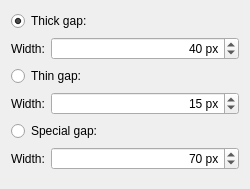
Before: the Qt Designer form plugins/tools/tool_knife/KisToolKnifeOptionsWidget.ui in KDE/krita, drawn with Qt 5.
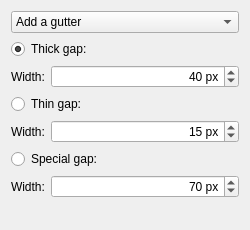
After: the same form once the commit is applied.

Commit message:
First version of remove gutter in the Knife Tool
Before this commit, there was no way to remove a gutter from
between vector shapes that was added with the Knife Tool
(or just manually). The user would have to recreate the shape
manually if they couldn't undo anymore.
This commit adds a feature to remove a gutter automatically.
The feature doesn't work fully correctly yet, but it should handle
the most basic of cases.

Patch:
```diff
--- a/plugins/tools/tool_knife/KisToolKnifeOptionsWidget.ui
+++ b/plugins/tools/tool_knife/KisToolKnifeOptionsWidget.ui
@@ -11,10 +11,27 @@
     <x>0</x>
     <y>0</y>
     <width>250</width>
-    <height>189</height>
+    <height>230</height>
    </rect>
   </property>
   <layout class="QVBoxLayout" name="verticalLayout_2">
+   <item>
+    <widget class="QComboBox" name="comboBox">
+     <property name="modelColumn">
+      <number>0</number>
+     </property>
+     <item>
+      <property name="text">
+       <string>Add a gutter</string>
+      </property>
+     </item>
+     <item>
+      <property name="text">
+       <string>Remove a gutter</string>
+      </property>
+     </item>
+    </widget>
+   </item>
    <item>
     <widget class="QRadioButton" name="thickGapWidthRadioButton">
      <property name="text">
```
The commit also changes 10 other files.
